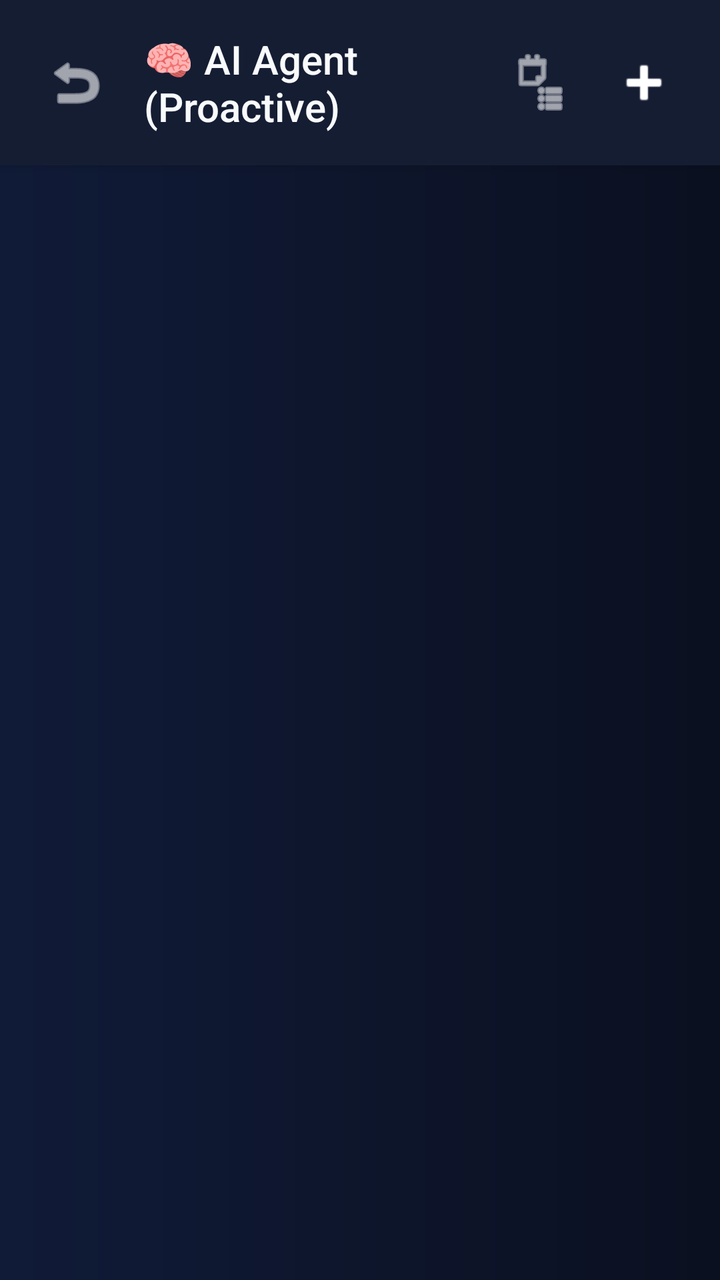
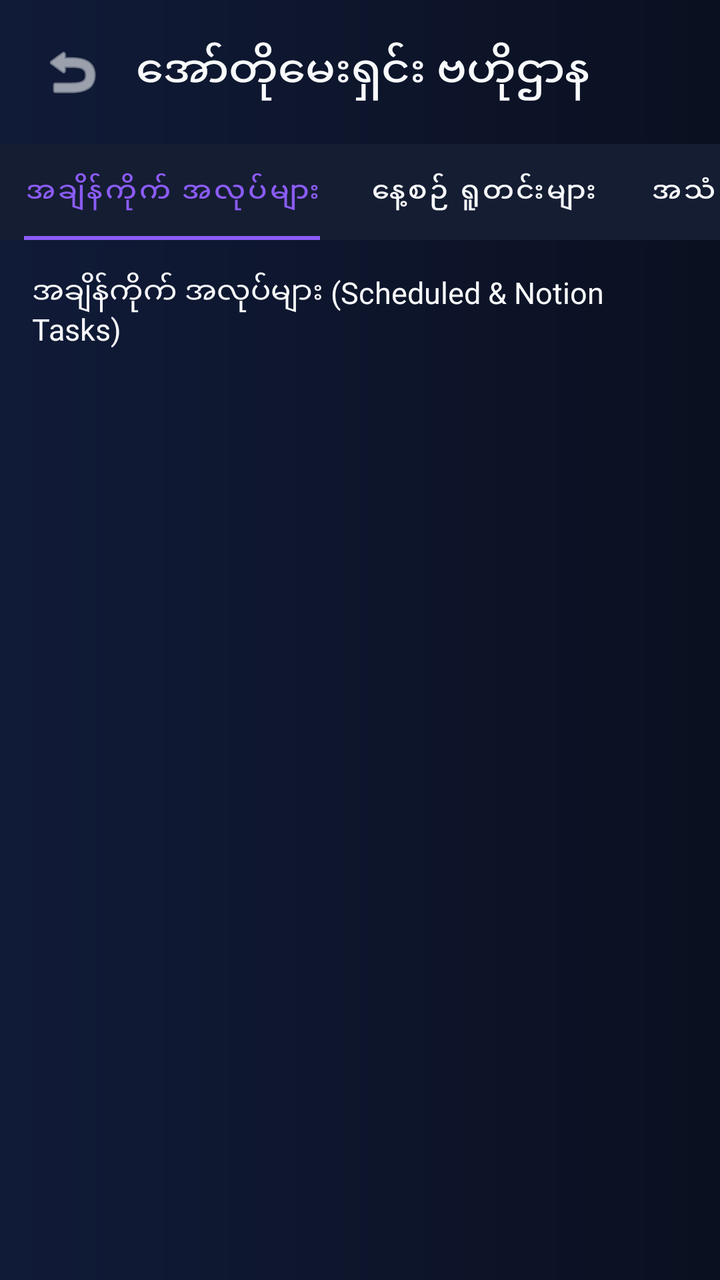

An Android layout rendered at two revisions. The XML below is the earlier revision; the diff shows what the commit changed to produce the second picture.
<!-- AndroidManifest.xml: activity theme Theme.VoiceBrainLive -->
<!-- res/layout/activity_automation.xml -->
<?xml version="1.0" encoding="utf-8"?>
<LinearLayout xmlns:android="http://schemas.android.com/apk/res/android"
    xmlns:app="http://schemas.android.com/apk/res-auto"
    android:layout_width="match_parent"
    android:layout_height="match_parent"
    android:orientation="vertical"
    android:background="@drawable/bg_gradient">

    
    <LinearLayout
        android:layout_width="match_parent"
        android:layout_height="wrap_content"
        android:orientation="horizontal"
        android:gravity="center_vertical"
        android:padding="16dp"
        android:paddingTop="20dp"
        android:background="@color/assistant_surface"
        android:elevation="4dp">

        <ImageButton
            android:id="@+id/btnBack"
            android:layout_width="44dp"
            android:layout_height="44dp"
            android:background="?android:attr/selectableItemBackgroundBorderless"
            android:src="@android:drawable/ic_menu_revert"
            app:tint="@color/white"
            android:contentDescription="@string/desc_back" />

        <TextView
            android:layout_width="0dp"
            android:layout_height="wrap_content"
            android:layout_weight="1"
            android:layout_marginStart="12dp"
            android:text="@string/automation_section_title"
            android:textColor="@color/assistant_text"
            android:textSize="20sp"
            android:fontFamily="sans-serif-medium" />

        <ImageButton
            android:id="@+id/btnManageMacros"
            android:layout_width="44dp"
            android:layout_height="44dp"
            android:background="?android:attr/selectableItemBackgroundBorderless"
            android:src="@android:drawable/ic_menu_agenda"
            app:tint="@color/white"
            android:contentDescription="Voice Macros"
            android:layout_marginEnd="8dp" />

        <ImageButton
            android:id="@+id/btnAddAutomation"
            android:layout_width="44dp"
            android:layout_height="44dp"
            android:background="?android:attr/selectableItemBackgroundBorderless"
            android:src="@android:drawable/ic_input_add"
            app:tint="@color/white"
            android:contentDescription="@string/automation_add" />
    </LinearLayout>

    <TextView
        android:id="@+id/tvEmpty"
        android:layout_width="match_parent"
        android:layout_height="match_parent"
        android:gravity="center"
        android:padding="32dp"
        android:text="@string/automation_empty"
        android:textColor="@color/assistant_text_muted"
        android:textSize="15sp"
        android:lineSpacingExtra="4dp"
        android:visibility="gone" />

    <androidx.recyclerview.widget.RecyclerView
        android:id="@+id/recyclerAutomation"
        android:layout_width="match_parent"
        android:layout_height="match_parent"
        android:padding="16dp"
        android:clipToPadding="false" />
</LinearLayout>
<!-- resources referenced by this layout -->
<resources>
  <color name="assistant_surface">#151D33</color>
  <color name="assistant_text">#F8FAFC</color>
  <color name="assistant_text_muted">#94A3B8</color>
  <color name="white">#FFFFFFFF</color>
  <!-- drawable bg_gradient (drawable) -->
  <?xml version="1.0" encoding="utf-8"?>
  <shape xmlns:android="http://schemas.android.com/apk/res/android">
      <gradient
          android:type="linear"
          android:angle="180"
          android:startColor="@color/assistant_bg_gradient_start"
          android:endColor="@color/assistant_bg_gradient_end" />
  </shape>
  <string name="automation_add">Agent ကို တာဝန်ပေးရန်</string>
  <string name="automation_empty">AI Agent က မင်းအတွက် လုပ်ပေးရမယ့် အရာတွေ မရှိသေးပါ\n\n\"မနက် ၇ နာရီ ရာသီဥတု ပြောပြပေး\" လိုမျိုး အချိန်နဲ့ ခိုင်းစေထားနိုင်ပါတယ်</string>
  <string name="automation_section_title">🧠 AI Agent (Proactive)</string>
  <string name="desc_back">နောက်ပြန်</string>
  <style name="Theme.VoiceBrainLive" parent="Theme.MaterialComponents.DayNight.NoActionBar">
          <item name="android:statusBarColor">@android:color/transparent</item>
          <item name="android:navigationBarColor">@color/assistant_bg_gradient_end</item>
          <item name="android:windowBackground">@color/assistant_bg</item>
          <item name="android:colorBackground">@color/assistant_bg</item>
          <item name="android:windowLightStatusBar">false</item>
          <item name="android:windowDrawsSystemBarBackgrounds">true</item>
          <item name="colorPrimary">@color/assistant_primary</item>
          <item name="colorPrimaryVariant">@color/assistant_primary_light</item>
          <item name="colorOnPrimary">@color/assistant_text</item>
          <item name="colorSecondary">@color/assistant_secondary</item>
          <item name="colorOnSecondary">@color/assistant_text</item>
          <item name="colorSurface">@color/assistant_surface</item>
          <item name="colorOnSurface">@color/assistant_text</item>
      </style>
  <color name="assistant_bg_gradient_start">#0B1020</color>
  <color name="assistant_bg_gradient_end">#101B38</color>
  <color name="assistant_bg">#0B1020</color>
  <color name="assistant_primary">#8B5CF6</color>
  <color name="assistant_primary_light">#A78BFA</color>
  <color name="assistant_secondary">#22C7E8</color>
</resources>

<!-- the commit's change to res/layout/activity_automation.xml (unified diff, before → after) -->
@@ -1,77 +1,50 @@
 <?xml version="1.0" encoding="utf-8"?>
 <LinearLayout xmlns:android="http://schemas.android.com/apk/res/android"
     xmlns:app="http://schemas.android.com/apk/res-auto"
-    android:layout_width="match_parent"
-    android:layout_height="match_parent"
-    android:orientation="vertical"
-    android:background="@drawable/bg_gradient">
-
+    android:layout_width="match_parent" android:layout_height="match_parent"
+    android:orientation="vertical" android:background="@drawable/bg_gradient">
     
-    <LinearLayout
-        android:layout_width="match_parent"
-        android:layout_height="wrap_content"
-        android:orientation="horizontal"
-        android:gravity="center_vertical"
-        android:padding="16dp"
-        android:paddingTop="20dp"
-        android:background="@color/assistant_surface"
-        android:elevation="4dp">
-
-        <ImageButton
-            android:id="@+id/btnBack"
-            android:layout_width="44dp"
-            android:layout_height="44dp"
+    <LinearLayout android:layout_width="match_parent" android:layout_height="wrap_content"
+        android:orientation="horizontal" android:gravity="center_vertical" android:padding="12dp">
+        <ImageButton android:id="@+id/btnBack" android:layout_width="48dp" android:layout_height="48dp"
             android:background="?android:attr/selectableItemBackgroundBorderless"
-            android:src="@android:drawable/ic_menu_revert"
-            app:tint="@color/white"
+            android:src="@android:drawable/ic_menu_revert" app:tint="?attr/colorOnSurface"
             android:contentDescription="@string/desc_back" />
-
-        <TextView
-            android:layout_width="0dp"
-            android:layout_height="wrap_content"
-            android:layout_weight="1"
-            android:layout_marginStart="12dp"
-            android:text="@string/automation_section_title"
-            android:textColor="@color/assistant_text"
-            android:textSize="20sp"
-            android:fontFamily="sans-serif-medium" />
-
-        <ImageButton
-            android:id="@+id/btnManageMacros"
-            android:layout_width="44dp"
-            android:layout_height="44dp"
-            android:background="?android:attr/selectableItemBackgroundBorderless"
-            android:src="@android:drawable/ic_menu_agenda"
-            app:tint="@color/white"
-            android:contentDescription="Voice Macros"
-            android:layout_marginEnd="8dp" />
-
-        <ImageButton
-            android:id="@+id/btnAddAutomation"
-            android:layout_width="44dp"
-            android:layout_height="44dp"
-            android:background="?android:attr/selectableItemBackgroundBorderless"
-            android:src="@android:drawable/ic_input_add"
-            app:tint="@color/white"
-            android:contentDescription="@string/automation_add" />
+        <TextView android:layout_width="0dp" android:layout_height="wrap_content" android:layout_weight="1"
+            android:layout_marginStart="8dp" android:text="@string/hub_title"
+            android:textColor="?attr/colorOnSurface" android:textSize="22sp" android:fontFamily="sans-serif-medium" />
     </LinearLayout>
-
-    <TextView
-        android:id="@+id/tvEmpty"
-        android:layout_width="match_parent"
-        android:layout_height="match_parent"
-        android:gravity="center"
-        android:padding="32dp"
-        android:text="@string/automation_empty"
-        android:textColor="@color/assistant_text_muted"
-        android:textSize="15sp"
-        android:lineSpacingExtra="4dp"
-        android:visibility="gone" />
-
-    <androidx.recyclerview.widget.RecyclerView
-        android:id="@+id/recyclerAutomation"
-        android:layout_width="match_parent"
-        android:layout_height="match_parent"
-        android:padding="16dp"
-        android:clipToPadding="false" />
+    <com.google.android.material.tabs.TabLayout android:id="@+id/hubTabs"
+        android:layout_width="match_parent" android:layout_height="wrap_content"
+        android:background="?attr/colorSurface" app:tabMode="scrollable" app:tabGravity="start"
+        app:tabMinWidth="140dp" app:tabIndicatorFullWidth="false"
+        app:tabTextColor="?attr/colorOnSurface" app:tabSelectedTextColor="?attr/colorPrimary"
+        app:tabIndicatorColor="?attr/colorPrimary">
+        <com.google.android.material.tabs.TabItem android:layout_width="wrap_content" android:layout_height="wrap_content" android:text="@string/hub_scheduled_tab" />
+        <com.google.android.material.tabs.TabItem android:layout_width="wrap_content" android:layout_height="wrap_content" android:text="@string/hub_routines_tab" />
+        <com.google.android.material.tabs.TabItem android:layout_width="wrap_content" android:layout_height="wrap_content" android:text="@string/hub_macros_tab" />
+    </com.google.android.material.tabs.TabLayout>
+    <TextView android:id="@+id/tvTabHeading" android:layout_width="match_parent" android:layout_height="wrap_content"
+        android:padding="16dp" android:text="@string/hub_scheduled_heading" android:textSize="15sp"
+        android:textColor="?attr/colorOnSurface" android:accessibilityLiveRegion="polite" />
+    <FrameLayout android:id="@+id/hubContent" android:layout_width="match_parent" android:layout_height="0dp" android:layout_weight="1">
+        <ScrollView android:id="@+id/scheduledPanel" android:layout_width="match_parent" android:layout_height="match_parent" android:fillViewport="true">
+            <LinearLayout android:id="@+id/scheduledBody" android:layout_width="match_parent" android:layout_height="wrap_content"
+                android:orientation="vertical" android:padding="16dp" />
+        </ScrollView>
+        <LinearLayout android:id="@+id/routinesPanel" android:layout_width="match_parent" android:layout_height="match_parent"
+            android:orientation="vertical" android:visibility="gone">
+            <com.google.android.material.button.MaterialButton android:id="@+id/btnAddAutomation"
+                android:layout_width="match_parent" android:layout_height="wrap_content" android:minHeight="48dp"
+                android:layout_marginHorizontal="16dp" android:text="@string/automation_add" android:textAllCaps="false" app:cornerRadius="20dp" />
+            <FrameLayout android:layout_width="match_parent" android:layout_height="0dp" android:layout_weight="1">
+                <TextView android:id="@+id/tvEmpty" android:layout_width="match_parent" android:layout_height="match_parent"
+                    android:gravity="center" android:padding="32dp" android:text="@string/automation_empty"
+                    android:textColor="?attr/colorOnSurface" android:textSize="15sp" android:lineSpacingExtra="4dp" android:visibility="gone" />
+                <androidx.recyclerview.widget.RecyclerView android:id="@+id/recyclerAutomation" android:layout_width="match_parent"
+                    android:layout_height="match_parent" android:padding="16dp" android:clipToPadding="false" />
+            </FrameLayout>
+        </LinearLayout>
+        <FrameLayout android:id="@+id/macrosPanel" android:layout_width="match_parent" android:layout_height="match_parent" android:visibility="gone" />
+    </FrameLayout>
 </LinearLayout>
<!-- resource entries referenced after the edit -->
@@ -2,8 +2,6 @@
 <resources>
   <color name="assistant_surface">#151D33</color>
   <color name="assistant_text">#F8FAFC</color>
-  <color name="assistant_text_muted">#94A3B8</color>
-  <color name="white">#FFFFFFFF</color>
   <!-- drawable bg_gradient (drawable) -->
   <?xml version="1.0" encoding="utf-8"?>
   <shape xmlns:android="http://schemas.android.com/apk/res/android">
@@ -15,8 +13,12 @@
   </shape>
   <string name="automation_add">Agent ကို တာဝန်ပေးရန်</string>
   <string name="automation_empty">AI Agent က မင်းအတွက် လုပ်ပေးရမယ့် အရာတွေ မရှိသေးပါ\n\n\"မနက် ၇ နာရီ ရာသီဥတု ပြောပြပေး\" လိုမျိုး အချိန်နဲ့ ခိုင်းစေထားနိုင်ပါတယ်</string>
-  <string name="automation_section_title">🧠 AI Agent (Proactive)</string>
   <string name="desc_back">နောက်ပြန်</string>
+  <string name="hub_macros_tab">အသံ မက်ခရိုများ</string>
+  <string name="hub_routines_tab">နေ့စဉ် ရူတင်းများ</string>
+  <string name="hub_scheduled_heading">အချိန်ကိုက် အလုပ်များ (Scheduled &amp; Notion Tasks)</string>
+  <string name="hub_scheduled_tab">အချိန်ကိုက် အလုပ်များ</string>
+  <string name="hub_title">အော်တိုမေးရှင်း ဗဟိုဌာန</string>
   <style name="Theme.VoiceBrainLive" parent="Theme.MaterialComponents.DayNight.NoActionBar">
           <item name="android:statusBarColor">@android:color/transparent</item>
           <item name="android:navigationBarColor">@color/assistant_bg_gradient_end</item>
